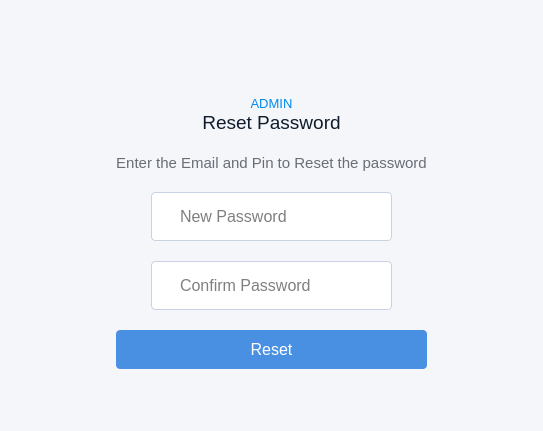
Old version of the form reset_password_dialog.ui in the repository arshc0der/Inventory-Management-System.
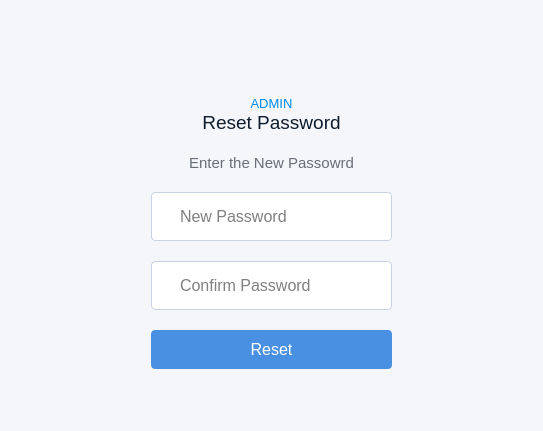
New version of the form. Icons and pictures are not drawn.

Diff of the .ui file:
```diff
--- a/reset_password_dialog.ui
+++ b/reset_password_dialog.ui
@@ -134,7 +134,7 @@
              <string notr="true">color: rgb(104, 109, 118);</string>
             </property>
             <property name="text">
-             <string>Enter the Email and Pin to Reset the password</string>
+             <string>Enter the New Passowrd</string>
             </property>
             <property name="alignment">
              <set>Qt::AlignmentFlag::AlignCenter</set>
```
